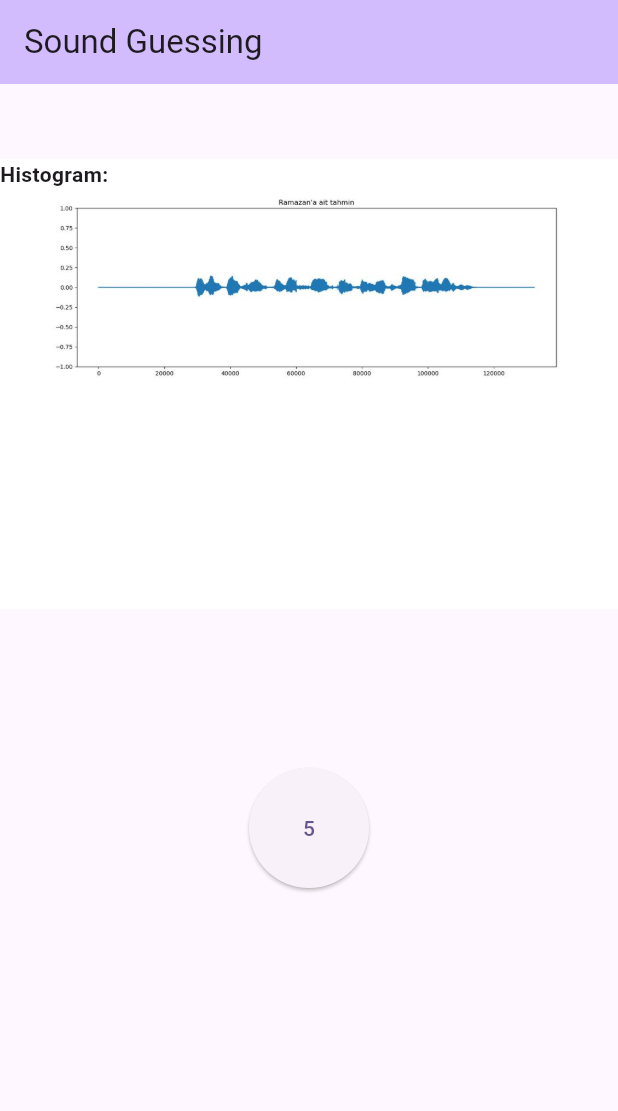
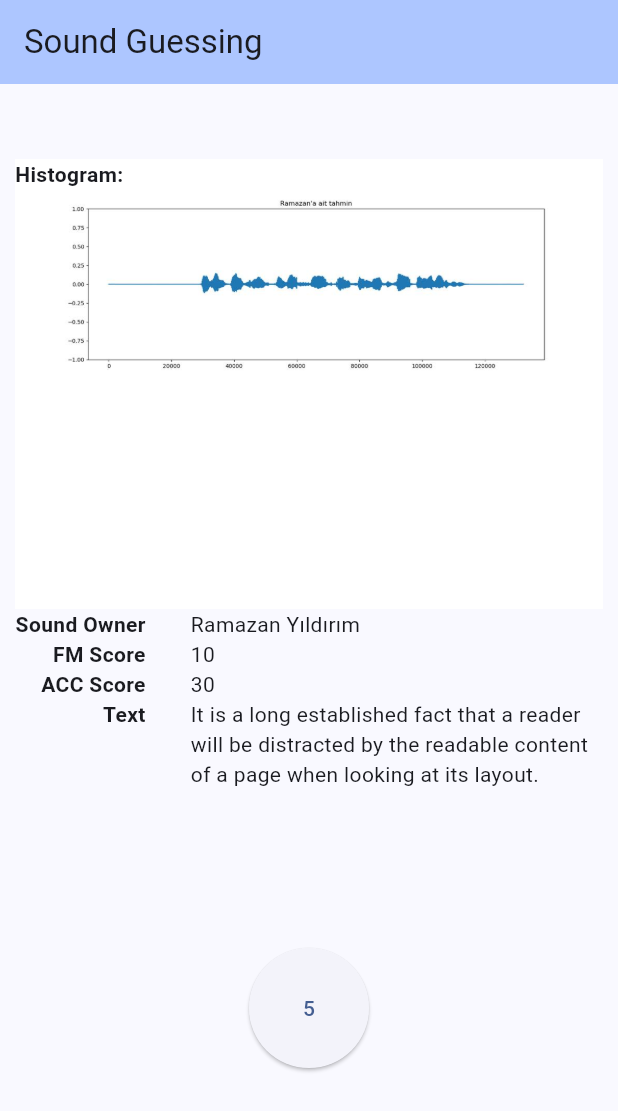
Before and after one commit to CeylinC/Yazilim-Proje-Yonetimi, a Flutter app: the screen it shows after launch, after a tap on "Start", on a phone screen of 412 x 824 dp. Shown: the top 1111 px of the screen. Run offline on Flutter 3.47's test engine with Material 3 defaults, Android fonts, the phone set to English and light mode, and no system bars.

Commit message:
feat: main page

```diff
--- a/sound/lib/main.dart
+++ b/sound/lib/main.dart
@@ -15,7 +15,7 @@
     return MaterialApp(
       title: 'Flutter Demo',
       theme: ThemeData(
-        colorScheme: ColorScheme.fromSeed(seedColor: Colors.deepPurple),
+        colorScheme: ColorScheme.fromSeed(seedColor: Colors.blueAccent),
         useMaterial3: true,
       ),
       home: const MyHomePage(title: 'Sound Guessing'),
@@ -34,13 +34,14 @@
 class _MyHomePageState extends State<MyHomePage> {
   @override
   Widget build(BuildContext context) {
+    double screenWidth = MediaQuery.of(context).size.width;
     return Scaffold(
         appBar: AppBar(
           backgroundColor: Theme.of(context).colorScheme.inversePrimary,
           title: Text(widget.title),
         ),
         body: SingleChildScrollView(
-          padding: const EdgeInsets.only(top: 50),
+          padding: const EdgeInsets.only(top: 50, left: 10, right: 10),
           child: Center(
             child: Column(
               mainAxisAlignment: MainAxisAlignment.center,
@@ -48,7 +49,56 @@
                 const Histogram(
                   imagePath: 'lib/assets/histogram.jpg',
                 ),
-                Padding(padding: const EdgeInsets.symmetric(vertical: 100), child: Button(),)
+                Row(
+                    crossAxisAlignment: CrossAxisAlignment.start,
+                    mainAxisAlignment: MainAxisAlignment.center,
+                    children: [
+                      const Column(
+                        crossAxisAlignment: CrossAxisAlignment.end,
+                        children: [
+                          Text(
+                            "Sound Owner",
+                            style: TextStyle(fontWeight: FontWeight.bold),
+                          ),
+                          Text(
+                            "FM Score",
+                            style: TextStyle(fontWeight: FontWeight.bold),
+                          ),
+                          Text(
+                            "ACC Score",
+                            style: TextStyle(fontWeight: FontWeight.bold),
+                          ),
+                          Text(
+                            "Text",
+                            style: TextStyle(fontWeight: FontWeight.bold),
+                          ),
+                        ],
+                      ),
+                      const SizedBox(
+                        width: 30,
+                      ),
+                      Column(
+                        crossAxisAlignment: CrossAxisAlignment.start,
+                        children: [
+                          const Text("Ramazan Yıldırım"),
+                          const Text("10"),
+                          const Text("30"),
+                          Container(
+                            width: screenWidth * 2 / 3,
+                            constraints: const BoxConstraints(minWidth: 100, maxWidth: 500),
+                            child: const Text(
+                              'It is a long established fact that a reader will be distracted by the readable content of a page when looking at its layout.',
+                              softWrap: true,
+                              maxLines: 30,
+                            ),
+                          )
+                        ],
+                      ),
+                    ]),
+                Padding(
+                  padding: const EdgeInsets.symmetric(vertical: 100),
+                  child: Button(),
+                )
               ],
             ),
           ),
--- a/sound/lib/widget/Button.dart
+++ b/sound/lib/widget/Button.dart
@@ -7,7 +7,7 @@ class Button extends StatefulWidget {
 
 class _Button extends State<Button> {
   String buttonText = "Start";
-  int _countdown = 5;
+  int _countdown = 6;
 
   @override
   void initState() {
@@ -18,12 +18,12 @@ class _Button extends State<Button> {
     Future.delayed(const Duration(seconds: 1), () {
       setState(() {
         if (_countdown > 0) {
-          buttonText = (_countdown--).toString();
+          buttonText = (--_countdown).toString();
         }
       });
       if (_countdown == 0) {
         buttonText = "Again";
-        _countdown = 5;
+        _countdown = 6;
         return;
       }
       startCountdown();
```
